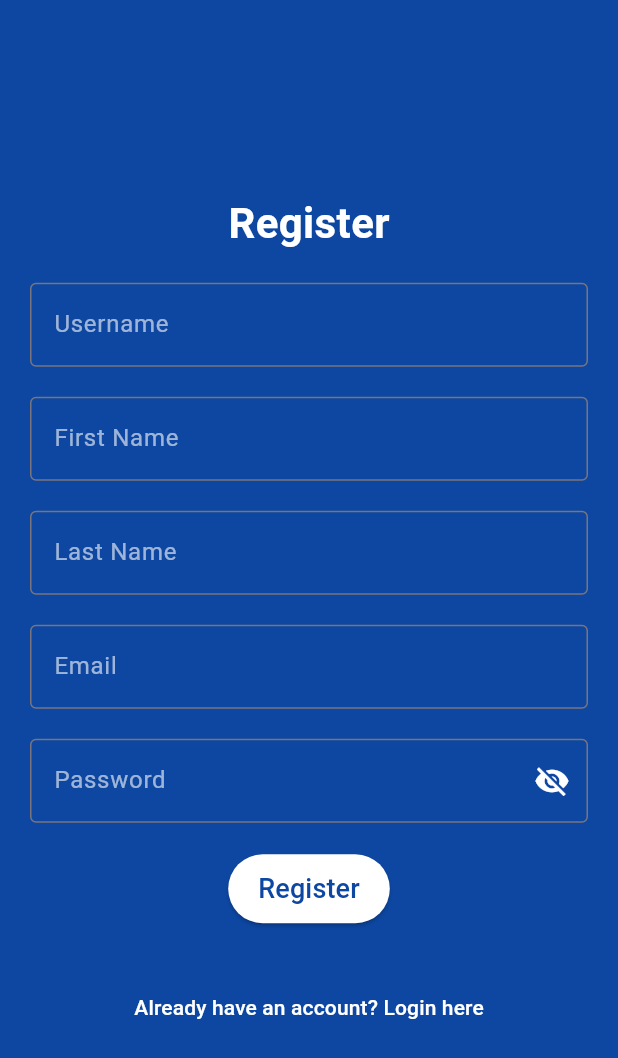
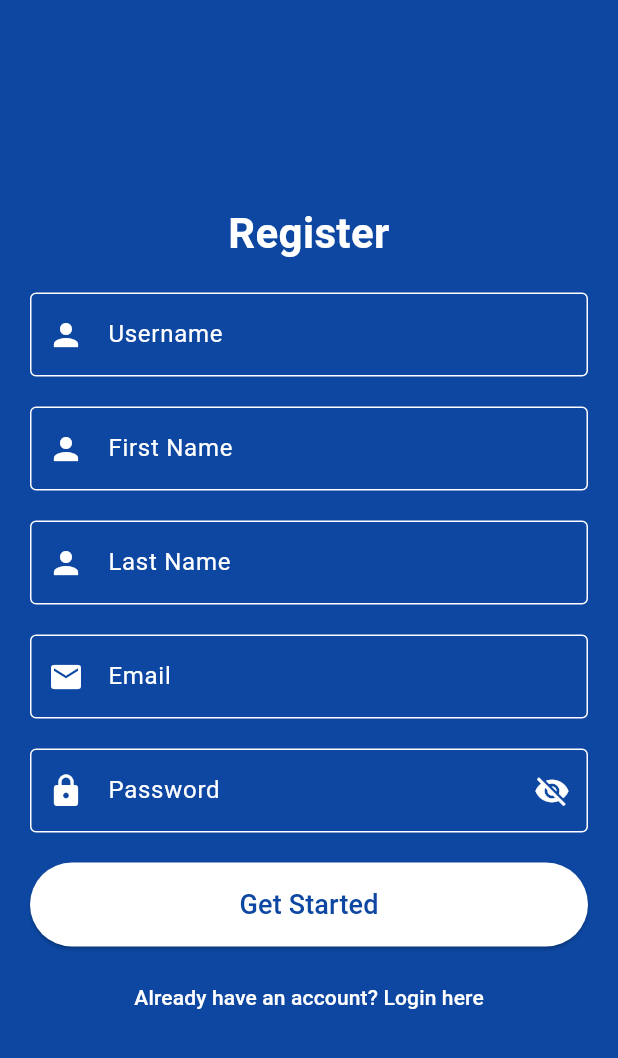
Before and after one commit to JosephDoUrden/RFID-Based-Access-Control-System, a Flutter app: the RegisterView screen opened directly, on a phone screen of 412 x 824 dp. Shown: the top 1058 px of the screen. Run offline on Flutter 3.47's test engine with Material 3 defaults, Android fonts, the phone set to English and light mode, and no system bars; our stand-ins replace shared_preferences; accounts and stored records are empty.

Commit message:
Update imports and styles in main.dart and custom_text_field.dart

```diff
--- a/frontend/lib/components/custom_button.dart
+++ /dev/null
@@ -1,32 +0,0 @@
-import 'package:flutter/material.dart';
-
-class CustomButton extends StatelessWidget {
-  final VoidCallback onPressed;
-  final String text;
-  final Color buttonColor;
-  final Color textColor;
-
-  const CustomButton({
-    Key? key,
-    required this.onPressed,
-    required this.text,
-    required this.buttonColor,
-    required this.textColor,
-  }) : super(key: key);
-
-  @override
-  Widget build(BuildContext context) {
-    return ElevatedButton(
-      onPressed: onPressed,
-      style: ElevatedButton.styleFrom(
-        foregroundColor: textColor,
-        backgroundColor: buttonColor,
-        padding: const EdgeInsets.symmetric(horizontal: 20.0, vertical: 10.0),
-      ),
-      child: Text(
-        text,
-        style: const TextStyle(fontSize: 18.0),
-      ),
-    );
-  }
-}
--- /dev/null
+++ b/frontend/lib/components/custom_password_field.dart
@@ -0,0 +1,43 @@
+import 'package:flutter/material.dart';
+
+class CustomPasswordField extends StatefulWidget {
+  final TextEditingController controller;
+  final String label;
+
+  const CustomPasswordField({
+    Key? key,
+    required this.controller,
+    required this.label,
+  }) : super(key: key);
+
+  @override
+  _CustomPasswordFieldState createState() => _CustomPasswordFieldState();
+}
+
+class _CustomPasswordFieldState extends State<CustomPasswordField> {
+  bool _isObscure = true;
+
+  @override
+  Widget build(BuildContext context) {
+    return TextField(
+      controller: widget.controller,
+      obscureText: _isObscure,
+      style: const TextStyle(color: Colors.white),
+      decoration: InputDecoration(
+        labelText: widget.label,
+        labelStyle: const TextStyle(color: Colors.white),
+        prefixIcon: const Icon(Icons.lock, color: Colors.white),
+        suffixIcon: IconButton(
+          icon: Icon(_isObscure ? Icons.visibility_off : Icons.visibility, color: Colors.white),
+          onPressed: () {
+            setState(() {
+              _isObscure = !_isObscure;
+            });
+          },
+        ),
+        enabledBorder: const OutlineInputBorder(borderSide: BorderSide(color: Colors.white)),
+        focusedBorder: const OutlineInputBorder(borderSide: BorderSide(color: Colors.white)),
+      ),
+    );
+  }
+}
--- a/frontend/lib/components/custom_text_field.dart
+++ b/frontend/lib/components/custom_text_field.dart
@@ -2,27 +2,27 @@ import 'package:flutter/material.dart';
 
 class CustomTextField extends StatelessWidget {
   final TextEditingController controller;
-  final String hintText;
-  final Color textColor;
-  final Color hintColor;
+  final String label;
+  final IconData icon;
 
   const CustomTextField({
     Key? key,
     required this.controller,
-    required this.hintText,
-    required this.textColor,
-    required this.hintColor,
+    required this.label,
+    required this.icon,
   }) : super(key: key);
 
   @override
   Widget build(BuildContext context) {
     return TextField(
       controller: controller,
-      style: TextStyle(color: textColor),
+      style: const TextStyle(color: Colors.white),
       decoration: InputDecoration(
-        hintText: hintText,
-        hintStyle: TextStyle(color: hintColor),
-        border: const OutlineInputBorder(),
+        labelText: label,
+        labelStyle: const TextStyle(color: Colors.white),
+        prefixIcon: Icon(icon, color: Colors.white),
+        enabledBorder: const OutlineInputBorder(borderSide: BorderSide(color: Colors.white)),
+        focusedBorder: const OutlineInputBorder(borderSide: BorderSide(color: Colors.white)),
       ),
     );
   }
--- a/frontend/lib/main.dart
+++ b/frontend/lib/main.dart
@@ -1,5 +1,5 @@
 import 'package:flutter/material.dart';
-import 'package:frontend/views/login_view.dart';
+import 'package:frontend/views/login/login_view.dart';
 
 void main() {
   runApp(const MyApp());
--- a/frontend/lib/views/register_view.dart
+++ b/frontend/lib/views/login/register_view.dart
@@ -1,8 +1,8 @@
 import 'package:flutter/material.dart';
+import 'package:frontend/components/custom_password_field.dart';
 import 'package:frontend/controllers/auth_controller.dart';
-import 'package:frontend/views/login_view.dart';
+import 'package:frontend/views/login/login_view.dart';
 import 'package:frontend/components/custom_text_field.dart';
-import 'package:frontend/components/custom_button.dart';
 import 'package:frontend/components/error_message.dart';
 
 class RegisterView extends StatefulWidget {
@@ -19,84 +19,70 @@ class _RegisterViewState extends State<RegisterView> {
   final TextEditingController _emailController = TextEditingController();
   final TextEditingController _passwordController = TextEditingController();
   String _errorMessage = '';
-  bool _isObscure = true; // Initially, the password is obscured
 
   @override
   Widget build(BuildContext context) {
     return Scaffold(
-      backgroundColor: Colors.blue[900], // Navy blue background color
+      backgroundColor: Colors.blue[900],
       body: Center(
         child: SingleChildScrollView(
           padding: const EdgeInsets.all(20.0),
           child: Column(
             mainAxisAlignment: MainAxisAlignment.center,
+            crossAxisAlignment: CrossAxisAlignment.stretch,
             children: [
               const Text(
                 'Register',
+                textAlign: TextAlign.center,
                 style: TextStyle(
                   fontSize: 28.0,
                   fontWeight: FontWeight.bold,
-                  color: Colors.white, // Text color
+                  color: Colors.white,
                 ),
               ),
               const SizedBox(height: 20.0),
               CustomTextField(
                 controller: _usernameController,
-                hintText: 'Username',
-                textColor: Colors.white,
-                hintColor: Colors.white.withOpacity(0.6),
+                label: 'Username',
+                icon: Icons.person,
               ),
               const SizedBox(height: 20.0),
               CustomTextField(
                 controller: _firstnameController,
-                hintText: 'First Name',
-                textColor: Colors.white,
-                hintColor: Colors.white.withOpacity(0.6),
+                label: 'First Name',
+                icon: Icons.person,
               ),
               const SizedBox(height: 20.0),
               CustomTextField(
                 controller: _lastnameController,
-                hintText: 'Last Name',
-                textColor: Colors.white,
-                hintColor: Colors.white.withOpacity(0.6),
+                label: 'Last Name',
+                icon: Icons.person,
               ),
               const SizedBox(height: 20.0),
               CustomTextField(
                 controller: _emailController,
-                hintText: 'Email',
-                textColor: Colors.white,
-                hintColor: Colors.white.withOpacity(0.6),
+                label: 'Email',
+                icon: Icons.email,
               ),
               const SizedBox(height: 20.0),
-              TextField(
+              CustomPasswordField(
                 controller: _passwordController,
-                style: const TextStyle(color: Colors.white), // Text color
-                decoration: InputDecoration(
-                  hintText: 'Password',
-                  hintStyle: TextStyle(color: Colors.white.withOpacity(0.6)), // Hint text color
-                  border: const OutlineInputBorder(),
-                  suffixIcon: IconButton(
-                    icon: _isObscure
-                        ? const Icon(Icons.visibility_off, color: Colors.white)
-                        : const Icon(Icons.visibility, color: Colors.white),
-                    onPressed: () {
-                      setState(() {
-                        _isObscure = !_isObscure; // Toggle the password visibility
-                      });
-                    },
-                  ),
-                ),
-                obscureText: _isObscure, // Toggle the obscure text based on state
+                label: 'Password',
               ),
               const SizedBox(height: 20.0),
-              CustomButton(
+              ElevatedButton(
                 onPressed: _register,
-                text: 'Register', // Change from buttonText to text
-                textColor: Colors.blue[900]!,
-                buttonColor: Colors.white, // Change backgroundColor to buttonColor
+                style: ElevatedButton.styleFrom(
+                  foregroundColor: Colors.blue[900],
+                  backgroundColor: Colors.white,
+                  padding: const EdgeInsets.symmetric(vertical: 15.0),
+                ),
+                child: const Text('Get Started', style: TextStyle(fontSize: 18.0)),
               ),
-              if (_errorMessage.isNotEmpty) const SizedBox(height: 20.0),
-              ErrorMessage(message: _errorMessage, color: Colors.red),
+              if (_errorMessage.isNotEmpty) ...[
+                const SizedBox(height: 20.0),
+                ErrorMessage(message: _errorMessage, color: Colors.red),
+              ],
               const SizedBox(height: 10.0),
               TextButton(
                 onPressed: () {
@@ -105,12 +91,8 @@ class _RegisterViewState extends State<RegisterView> {
                     MaterialPageRoute(builder: (context) => const LoginView()),
                   );
                 },
-                style: TextButton.styleFrom(
-                  foregroundColor: Colors.white, // Button text color
-                ),
-                child: const Text(
-                  "Already have an account? Login here",
-                ),
+                style: TextButton.styleFrom(foregroundColor: Colors.white),
+                child: const Text("Already have an account? Login here"),
               ),
             ],
           ),
```
Also changed, not shown: frontend/lib/views/login/login_view.dart (added, +104 -0 lines), frontend/lib/views/login_view.dart (deleted, +0 -127 lines).
